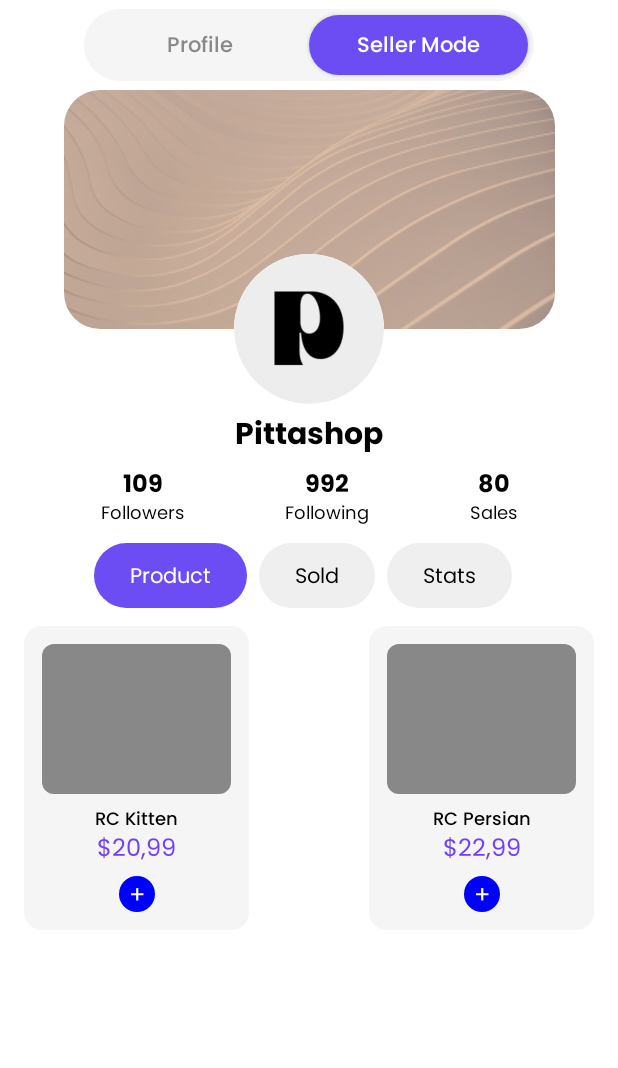
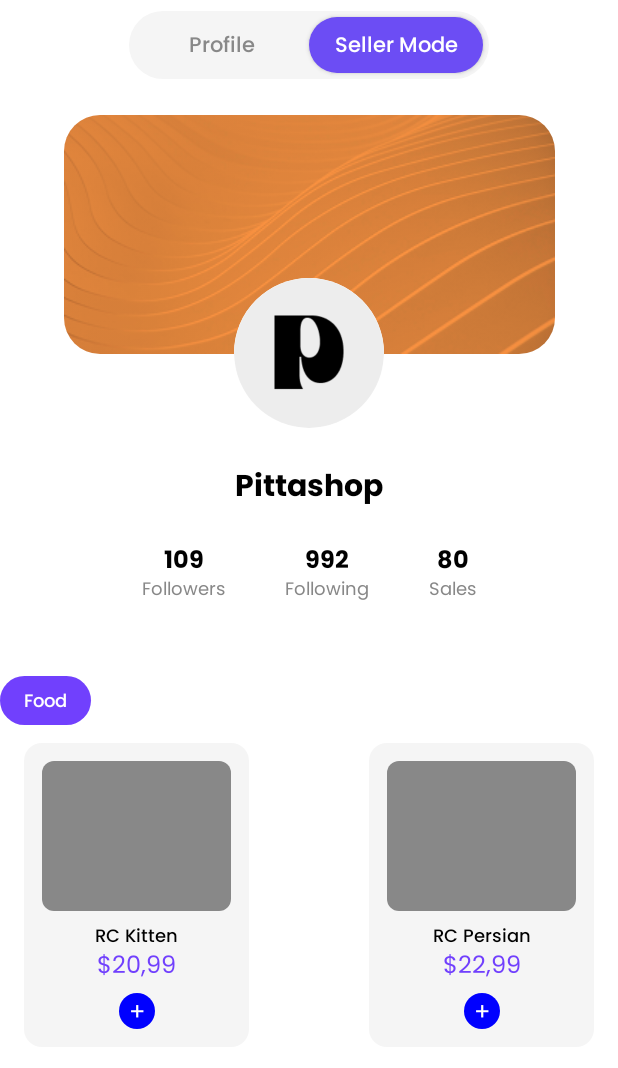
Before and after one commit to SergioCusa/PetShop, an Android app built with Jetpack Compose: the ProfileScreen screen opened through its navigation route, after a tap on "Seller Mode", on a phone screen of 412 x 824 dp. Shown: the top 1068 px of the screen. Run offline under Robolectric (Android 15) with nearby library versions, the phone set to English and light mode, and no system bars; 3 other taps on this screen came first.

Commit message:
ProfileScreen

```diff
--- a/app/src/main/java/com/prueba/petsop/ui/screens/profileScreen/ProfileScreen.kt
+++ b/app/src/main/java/com/prueba/petsop/ui/screens/profileScreen/ProfileScreen.kt
@@ -20,6 +20,9 @@ import androidx.compose.ui.unit.dp
 import androidx.compose.ui.unit.sp
 import com.prueba.petsop.R
 import com.prueba.petsop.ui.components.cards.ProductCard
+import androidx.compose.material3.MaterialTheme
+import androidx.compose.material3.Text
+import com.prueba.petsop.ui.components.tags.CategoryChip
 
 
 @Composable
@@ -31,7 +34,7 @@ fun ProfileScreen() {
             Box(
                 modifier = Modifier
                     .fillMaxWidth()
-                    .height(60.dp), // o 54.dp si querés más ajustado
+                    .height(60.dp),
                 contentAlignment = Alignment.Center
             ) {
                 ModeSwitchSelector(
@@ -69,8 +72,8 @@ fun ModeSwitchSelector(
     ) {
         Box(
             modifier = Modifier
-                .width(300.dp) // Aumenté más el ancho para que quepa con font-size 14
-                .height(48.dp)
+                .width(240.dp)
+                .height(45.dp)
                 .background(Color(0xFFF5F5F5), RoundedCornerShape(24.dp))
                 .padding(4.dp)
         ) {
@@ -78,7 +81,7 @@ fun ModeSwitchSelector(
                 Button(
                     onClick = { onToggle(false) },
                     colors = ButtonDefaults.buttonColors(
-                        containerColor = if (!isSeller) Color(0xFF6C4DF4) else Color.Transparent,
+                        containerColor = if (!isSeller) MaterialTheme.colorScheme.primary else Color.Transparent,
                         contentColor = if (!isSeller) Color.White else Color.Gray
                     ),
                     shape = RoundedCornerShape(20.dp),
@@ -89,8 +92,8 @@ fun ModeSwitchSelector(
                     Text(
                         "Profile",
                         fontSize = 14.sp,
-                        fontWeight = FontWeight.Medium, // Equivalente a font-weight: 500
-                        lineHeight = (14 * 1.5).sp // line-height: 150%
+                        fontWeight = FontWeight.Medium,
+                        lineHeight = (14 * 1.5).sp
                     )
                 }
 
@@ -108,8 +111,8 @@ fun ModeSwitchSelector(
                     Text(
                         "Seller Mode",
                         fontSize = 14.sp,
-                        fontWeight = FontWeight.Medium, // Equivalente a font-weight: 500
-                        lineHeight = (14 * 1.5).sp // line-height: 150%
+                        fontWeight = FontWeight.Medium,
+                        lineHeight = (14 * 1.5).sp
                     )
                 }
             }
@@ -122,6 +125,7 @@ fun ProfileHeader(backgroundImageRes: Int, tintColor: Color, iconRes: Int) {
     Box(modifier = Modifier.fillMaxWidth(), contentAlignment = Alignment.TopCenter) {
         Box(
             modifier = Modifier
+                .padding(top = 16.5.dp)
                 .width(327.dp)
                 .height(159.dp)
                 .clip(RoundedCornerShape(24.dp))
@@ -139,7 +143,7 @@ fun ProfileHeader(backgroundImageRes: Int, tintColor: Color, iconRes: Int) {
             contentDescription = null,
             modifier = Modifier
                 .size(100.dp)
-                .offset(y = 109.dp)
+                .offset(y = 125.5.dp)
                 .clip(CircleShape)
                 .background(Color.White)
         )
@@ -148,24 +152,23 @@ fun ProfileHeader(backgroundImageRes: Int, tintColor: Color, iconRes: Int) {
 
 @Composable
 fun SellerProfileView() {
-    ProfileHeader(backgroundImageRes = R.drawable.banner_profile, tintColor = Color(0xFFE1BFA5), iconRes = R.drawable.profile_avatar_pittashop)
-    Spacer(modifier = Modifier.height(56.dp))
-    Text("Pittashop", fontSize = 20.sp, fontWeight = FontWeight.Bold, modifier = Modifier.alignCenter())
-    Spacer(modifier = Modifier.height(8.dp))
+    var selectedTab by remember { mutableStateOf("Product") }
+    ProfileHeader(backgroundImageRes = R.drawable.banner_profile, tintColor = Color(0xFFFD9340), iconRes = R.drawable.profile_avatar_pittashop)
+    Text("Pittashop", fontSize = 20.sp, fontWeight = FontWeight.Bold, modifier = Modifier.alignCenter().padding(top = 74.dp))
     SellerStats(followers = 109, following = 992, sales = 80)
-    Spacer(modifier = Modifier.height(12.dp))
-    CustomTabSelector(listOf("Product", "Sold", "Stats"), "Product")
+    Spacer(modifier = Modifier.height(50.dp))
+    CategoryChip(text = "Food", selected = true)
     Spacer(modifier = Modifier.height(12.dp))
     ProductGrid()
 }
 
 @Composable
 fun PersonalProfileView() {
-    ProfileHeader(backgroundImageRes = R.drawable.banner_profile, tintColor = Color(0xFFD7D9DD), iconRes = R.drawable.profile_avatar_abduldul)
-    Spacer(modifier = Modifier.height(56.dp))
-    Text("Abduldul", fontSize = 20.sp, fontWeight = FontWeight.Bold, modifier = Modifier.alignCenter())
+    var selectedTab by remember { mutableStateOf("Saved") }
+    ProfileHeader(backgroundImageRes = R.drawable.banner_profile, tintColor = Color(0xFFF8F8F8), iconRes = R.drawable.profile_avatar_abduldul)
+    Text("Abduldul", fontSize = 20.sp, fontWeight = FontWeight.Bold, modifier = Modifier.alignCenter().padding(top = 74.dp))
     Spacer(modifier = Modifier.height(8.dp))
-    CustomTabSelector(listOf("Saved", "Edit Profile"), "Saved")
+    CategoryChipRow(listOf("Saved", "Edit Profile"), selected = selectedTab,onSelectedChange = { selectedTab = it }, modifier = Modifier.alignCenter())
     Spacer(modifier = Modifier.height(12.dp))
     ProductGrid()
 }
@@ -173,42 +176,54 @@ fun PersonalProfileView() {
 @Composable
 fun SellerStats(followers: Int, following: Int, sales: Int) {
     Row(
-        modifier = Modifier.fillMaxWidth(),
-        horizontalArrangement = Arrangement.SpaceEvenly
+        modifier = Modifier
+            .fillMaxWidth()
+            .padding(top = 24.dp),
+        horizontalArrangement = Arrangement.Center
     ) {
-        StatItem(value = followers, label = "Followers")
-        StatItem(value = following, label = "Following")
-        StatItem(value = sales, label = "Sales")
+        Row(
+            horizontalArrangement = Arrangement.spacedBy(40.dp)
+        ) {
+            StatItem(value = followers, label = "Followers")
+            StatItem(value = following, label = "Following")
+            StatItem(value = sales, label = "Sales")
+        }
     }
 }
 
 @Composable
 fun StatItem(value: Int, label: String) {
     Column(horizontalAlignment = Alignment.CenterHorizontally) {
-        Text("$value", fontWeight = FontWeight.Bold)
-        Text(label, fontSize = 12.sp)
+        Text(
+            text = "$value",
+            fontWeight = FontWeight.Bold,
+            fontSize = 16.sp // Agregado para mejor visibilidad
+        )
+        Text(
+            text = label,
+            fontSize = 12.sp,
+            color = Color.Gray // Agregado para diferenciarlo del número
+        )
     }
 }
 
 @Composable
-fun CustomTabSelector(tabs: List<String>, selected: String) {
+fun CategoryChipRow(
+    options: List<String>,
+    selected: String,
+    onSelectedChange: (String) -> Unit,
+    modifier: Modifier = Modifier
+) {
     Row(
-        modifier = Modifier.fillMaxWidth(),
-        horizontalArrangement = Arrangement.Center
+        horizontalArrangement = Arrangement.spacedBy(8.dp),
+        modifier = modifier
     ) {
-        tabs.forEach { tab ->
-            val selectedColor = if (tab == selected) Color(0xFF6C4DF4) else Color(0xFFEFEFEF)
-            val textColor = if (tab == selected) Color.White else Color.Black
-            Box(
-                modifier = Modifier
-                    .clip(RoundedCornerShape(50))
-                    .background(selectedColor)
-                    .padding(horizontal = 20.dp, vertical = 8.dp)
-                    .padding(4.dp)
-            ) {
-                Text(tab, color = textColor, fontSize = 14.sp)
-            }
-            Spacer(modifier = Modifier.width(8.dp))
+        options.forEach { option ->
+            CategoryChip(
+                text = option,
+                selected = option == selected,
+                onClick = { onSelectedChange(option) }
+            )
         }
     }
 }
```
